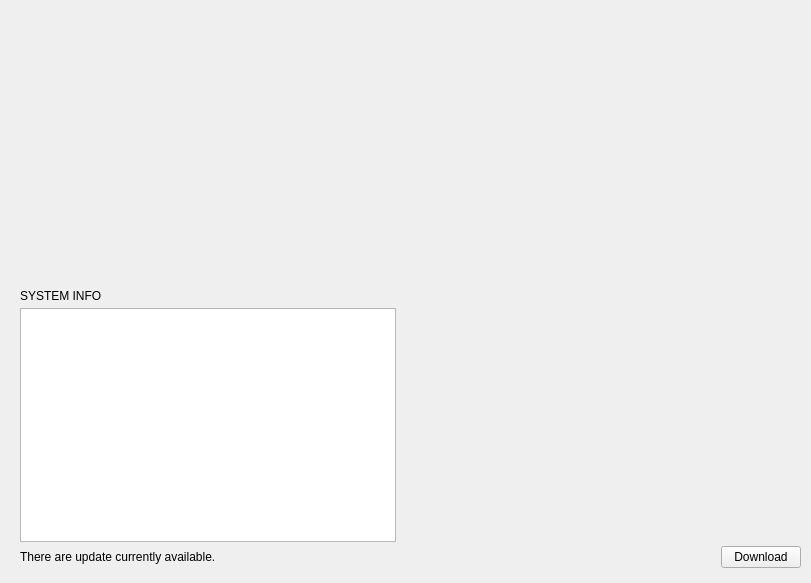
This is stacer/Pages/Dashboard/dashboard_page.ui in oguzhaninan/Stacer as Qt 5 draws it before an edit. The edited form follows.
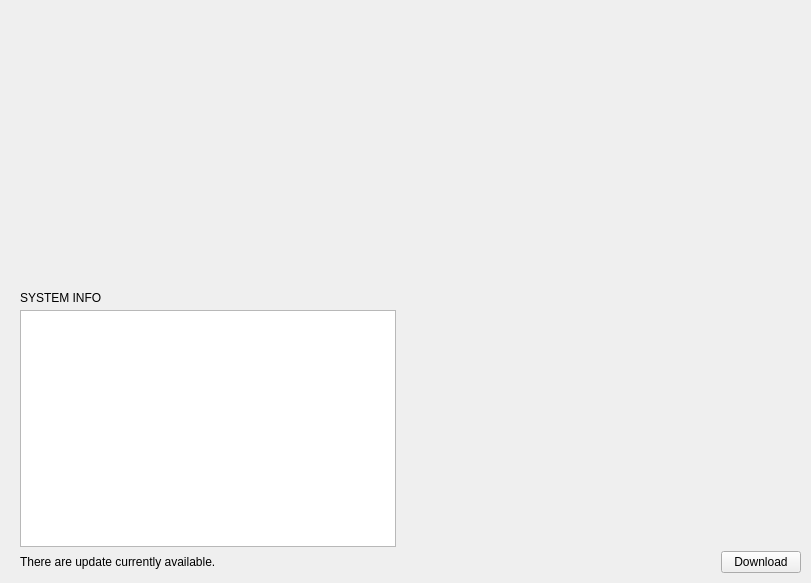
This is the edited form.

What changed in the file:
```diff
--- a/stacer/Pages/Dashboard/dashboard_page.ui
+++ b/stacer/Pages/Dashboard/dashboard_page.ui
@@ -30,7 +30,7 @@
     <number>5</number>
    </property>
    <property name="bottomMargin">
-    <number>10</number>
+    <number>5</number>
    </property>
    <property name="spacing">
     <number>0</number>
```
